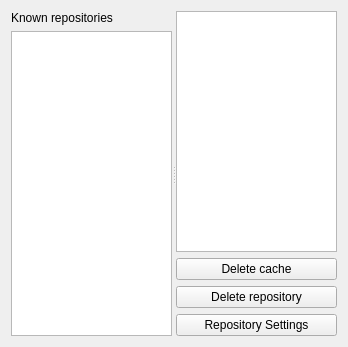
The window that src/svnfrontend/database/dboverview.ui (centic9/kdesvn-ppa) describes before a commit, drawn with Qt 5.
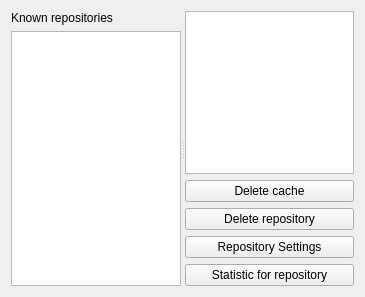
The same window after the commit. Custom widgets are drawn as their Qt base class.

Diff of the .ui file:
```diff
--- a/src/svnfrontend/database/dboverview.ui
+++ b/src/svnfrontend/database/dboverview.ui
@@ -6,8 +6,8 @@
    <rect>
     <x>0</x>
     <y>0</y>
-    <width>348</width>
-    <height>347</height>
+    <width>365</width>
+    <height>297</height>
    </rect>
   </property>
   <property name="windowTitle">
@@ -19,7 +19,7 @@
      <property name="orientation">
       <enum>Qt::Horizontal</enum>
      </property>
-     <widget class="QWidget" name="">
+     <widget class="QWidget" name="layoutWidget">
       <layout class="QVBoxLayout" name="m_ReposLayout">
        <item>
         <widget class="QLabel" name="m_RepositoryLabel">
@@ -33,7 +33,7 @@
        </item>
       </layout>
      </widget>
-     <widget class="QWidget" name="">
+     <widget class="QWidget" name="layoutWidget">
       <layout class="QGridLayout" name="gridLayout">
        <item row="0" column="0">
         <widget class="KTextBrowser" name="m_RepostatusBrowser"/>
@@ -71,6 +71,13 @@
          </property>
         </widget>
        </item>
+       <item row="4" column="0">
+        <widget class="QPushButton" name="m_StatisticButton">
+         <property name="text">
+          <string>Statistic for repository</string>
+         </property>
+        </widget>
+       </item>
       </layout>
      </widget>
     </widget>
```
Left out of the diff: 43 changed lines with no effect on the pictures.
